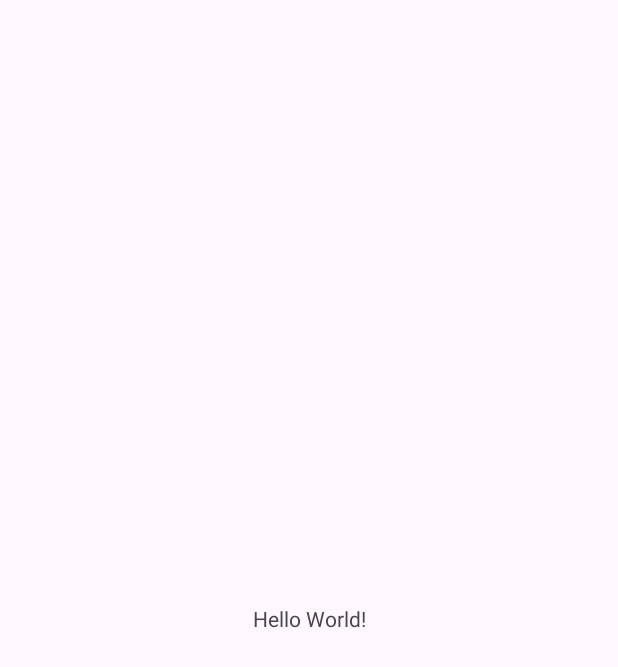
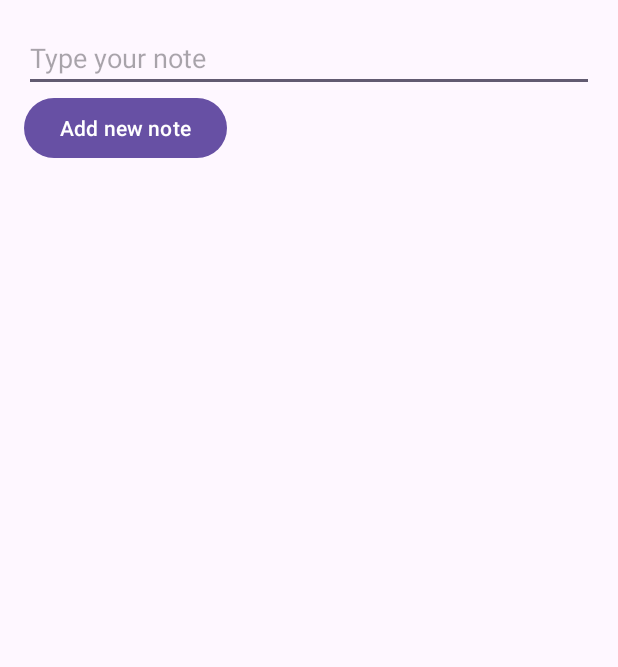
Before and after one commit to Lulily13/notepad, an Android app: the screen it shows after launch (MainActivity), on a phone screen of 412 x 824 dp. Before the commit the part shown is almost empty. Shown: the top 667 px of the screen. Run offline under Robolectric (Android 15) with nearby library versions, the phone set to English and light mode, and no system bars; our stand-ins replace Room's generated code.

Commit message:
feat: implement note-taking app using Room with visible deletion support
- Added Note model, Room DAO, and RoomDatabase setup
- Created activity_main.xml layout with EditText, Button, and ListView
- Implemented note insertion and LiveData observation in MainActivity
- Built custom NoteAdapter with a dedicated note_item.xml layout
- Integrated delete icon (trash bin) next to each note item
- Enabled note deletion on icon click using Room and executor thread
- Added Logcat debug logs for note addition and deletion (tag: NOTE_APP)

```diff
--- a/app/build.gradle.kts
+++ b/app/build.gradle.kts
@@ -40,4 +40,7 @@ dependencies {
     testImplementation(libs.junit)
     androidTestImplementation(libs.ext.junit)
     androidTestImplementation(libs.espresso.core)
+    val room_version = "2.5.2"
+    implementation("androidx.room:room-runtime:$room_version")
+    annotationProcessor("androidx.room:room-compiler:$room_version")
 }
--- a/app/src/main/java/com/example/notepad/MainActivity.java
+++ b/app/src/main/java/com/example/notepad/MainActivity.java
@@ -1,24 +1,57 @@
 package com.example.notepad;
 
 import android.os.Bundle;
+import android.util.Log;
+import android.view.View;
+import android.widget.*;
 
-import androidx.activity.EdgeToEdge;
 import androidx.appcompat.app.AppCompatActivity;
-import androidx.core.graphics.Insets;
-import androidx.core.view.ViewCompat;
-import androidx.core.view.WindowInsetsCompat;
+import androidx.lifecycle.LiveData;
+
+import java.util.List;
 
 public class MainActivity extends AppCompatActivity {
+
+    private EditText editNote;
+    private ListView noteList;
+    private NoteAdapter adapter;
+    private NoteDao noteDao;
 
     @Override
     protected void onCreate(Bundle savedInstanceState) {
         super.onCreate(savedInstanceState);
-        EdgeToEdge.enable(this);
         setContentView(R.layout.activity_main);
-        ViewCompat.setOnApplyWindowInsetsListener(findViewById(R.id.main), (v, insets) -> {
-            Insets systemBars = insets.getInsets(WindowInsetsCompat.Type.systemBars());
-            v.setPadding(systemBars.left, systemBars.top, systemBars.right, systemBars.bottom);
-            return insets;
+
+        editNote = findViewById(R.id.editNote);
+        Button addButton = findViewById(R.id.addButton);
+        noteList = findViewById(R.id.noteList);
+
+        NoteDatabase db = NoteDatabase.getDatabase(this);
+        noteDao = db.noteDao();
+
+        LiveData<List<Note>> notes = noteDao.getAll();
+        notes.observe(this, newNotes -> {
+            adapter = new NoteAdapter(MainActivity.this, newNotes, noteDao);
+            noteList.setAdapter(adapter);
+        });
+
+        addButton.setOnClickListener(new View.OnClickListener() {
+            @Override
+            public void onClick(View v) {
+                String text = editNote.getText().toString().trim();
+                if (!text.isEmpty()) {
+                    Log.d("NOTE_APP", "Adding note: " + text);
+
+                    NoteDatabase.databaseWriteExecutor.execute(() -> {
+                        noteDao.insert(new Note(text));
+                        Log.d("NOTE_APP", "Note saved in the database: " + text);
+                    });
+
+                    editNote.setText("");
+                } else {
+                    Toast.makeText(MainActivity.this, "Type your note first!", Toast.LENGTH_SHORT).show();
+                }
+            }
         });
     }
 }
--- /dev/null
+++ b/app/src/main/java/com/example/notepad/NoteAdapter.java
@@ -0,0 +1,46 @@
+package com.example.notepad;
+
+import android.content.Context;
+import android.util.Log;
+import android.view.*;
+import android.widget.*;
+
+import androidx.annotation.NonNull;
+
+import java.util.List;
+
+public class NoteAdapter extends ArrayAdapter<Note> {
+
+    private final NoteDao noteDao;
+
+    public NoteAdapter(Context context, List<Note> notes, NoteDao noteDao) {
+        super(context, 0, notes);
+        this.noteDao = noteDao;
+    }
+
+    @NonNull
+    @Override
+    public View getView(int position, View convertView, @NonNull ViewGroup parent) {
+        Note note = getItem(position);
+
+        if (convertView == null) {
+            convertView = LayoutInflater.from(getContext()).inflate(R.layout.note_item, parent, false);
+        }
+
+        TextView noteText = convertView.findViewById(R.id.note_text);
+        ImageButton deleteButton = convertView.findViewById(R.id.delete_button);
+
+        assert note != null;
+        noteText.setText(note.text);
+
+        deleteButton.setOnClickListener(v -> {
+            Log.d("NOTE_APP", "Deleting note: " + note.text);
+            NoteDatabase.databaseWriteExecutor.execute(() -> {
+                noteDao.delete(note);
+                Log.d("NOTE_APP", "Note removed from database: " + note.text);
+            });
+        });
+
+        return convertView;
+    }
+}
--- /dev/null
+++ b/app/src/main/java/com/example/notepad/NoteDao.java
@@ -0,0 +1,21 @@
+package com.example.notepad;
+
+import androidx.lifecycle.LiveData;
+import androidx.room.*;
+
+import java.util.List;
+
+@Dao
+public interface NoteDao {
+    @Insert
+    void insert(Note note);
+
+    @Delete
+    void delete(Note note);
+
+    @Query("SELECT * FROM note_table")
+    LiveData<List<Note>> getAll();
+
+    @Query("DELETE FROM note_table")
+    void deleteAll();
+}
--- /dev/null
+++ b/app/src/main/java/com/example/notepad/NoteDatabase.java
@@ -0,0 +1,30 @@
+package com.example.notepad;
+
+import android.content.Context;
+import androidx.room.*;
+import java.util.concurrent.ExecutorService;
+import java.util.concurrent.Executors;
+
+@Database(entities = {Note.class}, version = 1)
+public abstract class NoteDatabase extends RoomDatabase {
+    public abstract NoteDao noteDao();
+
+    private static volatile NoteDatabase INSTANCE;
+    private static final int NUMBER_OF_THREADS = 4;
+    static final ExecutorService databaseWriteExecutor =
+            Executors.newFixedThreadPool(NUMBER_OF_THREADS);
+
+    public static NoteDatabase getDatabase(final Context context) {
+        if (INSTANCE == null) {
+            synchronized (NoteDatabase.class) {
+                if (INSTANCE == null) {
+                    INSTANCE = Room.databaseBuilder(context.getApplicationContext(),
+                                    NoteDatabase.class, "note_database")
+                            .allowMainThreadQueries()
+                            .build();
+                }
+            }
+        }
+        return INSTANCE;
+    }
+}
--- a/app/src/main/res/layout/activity_main.xml
+++ b/app/src/main/res/layout/activity_main.xml
@@ -1,19 +1,24 @@
 <?xml version="1.0" encoding="utf-8"?>
-<androidx.constraintlayout.widget.ConstraintLayout xmlns:android="http://schemas.android.com/apk/res/android"
-    xmlns:app="http://schemas.android.com/apk/res-auto"
-    xmlns:tools="http://schemas.android.com/tools"
-    android:id="@+id/main"
+<LinearLayout xmlns:android="http://schemas.android.com/apk/res/android"
+    android:orientation="vertical"
+    android:padding="16dp"
     android:layout_width="match_parent"
-    android:layout_height="match_parent"
-    tools:context=".MainActivity">
+    android:layout_height="match_parent">
 
-    <TextView
+    <EditText
+        android:id="@+id/editNote"
+        android:layout_width="match_parent"
+        android:layout_height="wrap_content"
+        android:hint="@string/type_your_note" />
+
+    <Button
+        android:id="@+id/addButton"
         android:layout_width="wrap_content"
         android:layout_height="wrap_content"
-        android:text="Hello World!"
-        app:layout_constraintBottom_toBottomOf="parent"
-        app:layout_constraintEnd_toEndOf="parent"
-        app:layout_constraintStart_toStartOf="parent"
-        app:layout_constraintTop_toTopOf="parent" />
+        android:text="@string/add_new_note" />
 
-</androidx.constraintlayout.widget.ConstraintLayout>
+    <ListView
+        android:id="@+id/noteList"
+        android:layout_width="match_parent"
+        android:layout_height="wrap_content"/>
+</LinearLayout>
--- a/app/src/main/res/values/strings.xml
+++ b/app/src/main/res/values/strings.xml
@@ -1,3 +1,7 @@
 <resources>
     <string name="app_name">notepad</string>
+    <string name="delete">Delete</string>
+    <string name="example_note">Example note</string>
+    <string name="type_your_note">Type your note</string>
+    <string name="add_new_note">Add new note</string>
 </resources>
```
Also changed, not shown: app/src/main/java/com/example/notepad/Note.java (added, +23 -0 lines), app/src/main/res/layout/note_item.xml (added, +24 -0 lines).
